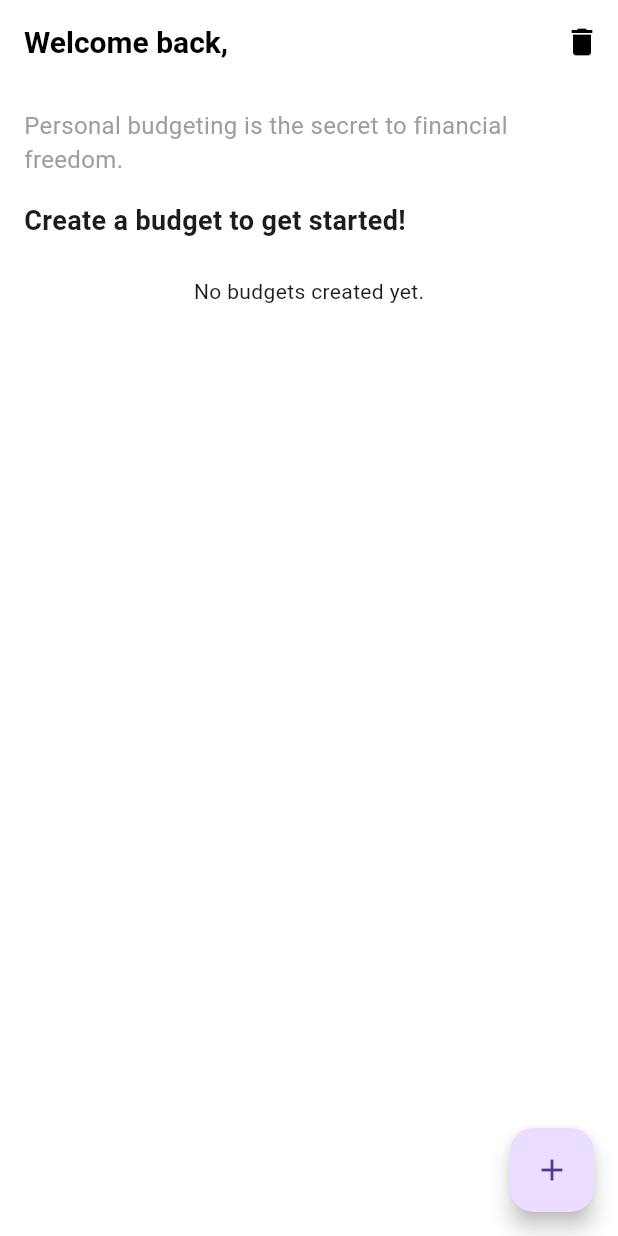
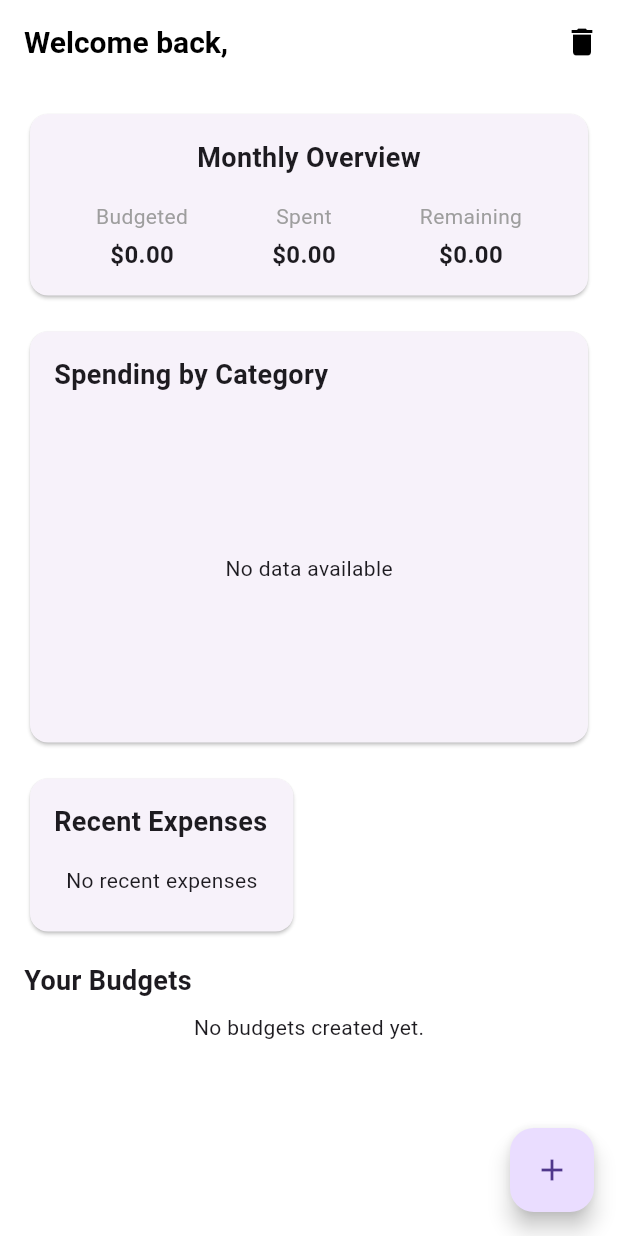
Before and after one commit to ProffMash/Budget-Tracker-App---PLP-Final-Project, a Flutter app: the DashboardPage screen opened directly, on a phone screen of 412 x 824 dp. Run offline on Flutter 3.47's test engine with Material 3 defaults, Android fonts, the phone set to English and light mode, and no system bars; our stand-ins replace fl_chart, fluttertoast, hive, hive_flutter; accounts and stored records are empty.

Commit message:
Refactor budget tracking features: update NDK version, enhance dashboard with spending chart, and add recent expenses display

```diff
--- a/lib/pages/dashboard_page.dart
+++ b/lib/pages/dashboard_page.dart
@@ -3,9 +3,11 @@ import 'package:hive_flutter/hive_flutter.dart';
 import 'package:budget_app/models/budget.dart';
 import 'package:budget_app/models/expense.dart';
 import 'package:budget_app/pages/add_budget_page.dart';
+import 'package:budget_app/pages/add_expense_page.dart';
 import 'package:budget_app/pages/budget_detail_page.dart';
 import 'package:budget_app/services/user_service.dart';
 import 'package:budget_app/widgets/budget_card.dart';
+import 'package:budget_app/widgets/spending_chart.dart';
 import 'package:fluttertoast/fluttertoast.dart';
 import 'package:budget_app/pages/login_page.dart';
 
@@ -18,11 +20,33 @@ class DashboardPage extends StatefulWidget {
 
 class _DashboardPageState extends State<DashboardPage> {
   late Box<Budget> _budgetBox;
+  late Box<Expense> _expenseBox;
 
   @override
   void initState() {
     super.initState();
     _budgetBox = Hive.box<Budget>('budgets');
+    _expenseBox = Hive.box<Expense>('expenses');
+  }
+
+  double get _totalBudgeted {
+    return _budgetBox.values.fold(0, (sum, budget) => sum + budget.amount);
+  }
+
+  double get _totalSpent {
+    return _expenseBox.values.fold(0, (sum, expense) => sum + expense.amount);
+  }
+
+  List<Map<String, dynamic>> get _budgetSpendingData {
+    return _budgetBox.values.map((budget) {
+      final spent = _expenseBox.getTotalSpentForBudget(budget.id);
+      return {
+        'name': budget.name,
+        'budgeted': budget.amount,
+        'spent': spent,
+        'remaining': budget.amount - spent,
+      };
+    }).toList();
   }
 
   @override
@@ -39,59 +63,97 @@ class _DashboardPageState extends State<DashboardPage> {
           ),
         ],
       ),
-      body: Padding(
+      body: SingleChildScrollView(
         padding: const EdgeInsets.all(16.0),
         child: Column(
           crossAxisAlignment: CrossAxisAlignment.start,
           children: [
-            const Text(
-              'Personal budgeting is the secret to financial freedom.',
-              style: TextStyle(
-                fontSize: 16,
-                color: Colors.grey,
+            // Dashboard Summary
+            Card(
+              child: Padding(
+                padding: const EdgeInsets.all(16.0),
+                child: Column(
+                  children: [
+                    const Text(
+                      'Monthly Overview',
+                      style: TextStyle(
+                        fontSize: 18,
+                        fontWeight: FontWeight.bold,
+                      ),
+                    ),
+                    const SizedBox(height: 16),
+                    Row(
+                      mainAxisAlignment: MainAxisAlignment.spaceAround,
+                      children: [
+                        _buildSummaryItem('Budgeted', _totalBudgeted),
+                        _buildSummaryItem('Spent', _totalSpent),
+                        _buildSummaryItem(
+                            'Remaining', _totalBudgeted - _totalSpent),
+                      ],
+                    ),
+                  ],
+                ),
               ),
             ),
             const SizedBox(height: 16),
+
+            // Spending Chart
+            Card(
+              child: Padding(
+                padding: const EdgeInsets.all(16.0),
+                child: Column(
+                  crossAxisAlignment: CrossAxisAlignment.start,
+                  children: [
+                    const Text(
+                      'Spending by Category',
+                      style: TextStyle(
+                        fontSize: 18,
+                        fontWeight: FontWeight.bold,
+                      ),
+                    ),
+                    const SizedBox(height: 16),
+                    SizedBox(
+                      height: 200,
+                      child: SpendingChart(data: _budgetSpendingData),
+                    ),
+                  ],
+                ),
+              ),
+            ),
+            const SizedBox(height: 16),
+
+            // Recent Expenses
+            Card(
+              child: Padding(
+                padding: const EdgeInsets.all(16.0),
+                child: Column(
+                  crossAxisAlignment: CrossAxisAlignment.start,
+                  children: [
+                    const Text(
+                      'Recent Expenses',
+                      style: TextStyle(
+                        fontSize: 18,
+                        fontWeight: FontWeight.bold,
+                      ),
+                    ),
+                    const SizedBox(height: 8),
+                    _buildRecentExpenses(),
+                  ],
+                ),
+              ),
+            ),
+            const SizedBox(height: 16),
+
+            // Budgets List
             const Text(
-              'Create a budget to get started!',
+              'Your Budgets',
               style: TextStyle(
                 fontSize: 18,
                 fontWeight: FontWeight.bold,
               ),
             ),
-            const SizedBox(height: 24),
-            ValueListenableBuilder(
-              valueListenable: _budgetBox.listenable(),
-              builder: (context, Box<Budget> box, _) {
-                final budgets = box.values.toList();
-                if (budgets.isEmpty) {
-                  return const Center(
-                    child: Text('No budgets created yet.'),
-                  );
-                }
-                return Expanded(
-                  child: ListView.builder(
-                    itemCount: budgets.length,
-                    itemBuilder: (context, index) {
-                      final budget = budgets[index];
-                      return BudgetCard(
-                        budget: budget,
-                        onTap: () {
-                          Navigator.push(
-                            context,
-                            MaterialPageRoute(
-                              builder: (context) => BudgetDetailPage(
-                                budgetId: budget.id,
-                              ),
-                            ),
-                          );
-                        },
-                      );
-                    },
-                  ),
-                );
-              },
-            ),
+            const SizedBox(height: 8),
+            _buildBudgetsList(),
           ],
         ),
       ),
@@ -104,6 +166,94 @@ class _DashboardPageState extends State<DashboardPage> {
         },
         child: const Icon(Icons.add),
       ),
+    );
+  }
+
+  Widget _buildSummaryItem(String label, double amount) {
+    return Column(
+      children: [
+        Text(
+          label,
+          style: const TextStyle(
+            fontSize: 14,
+            color: Colors.grey,
+          ),
+        ),
+        const SizedBox(height: 4),
+        Text(
+          '\$${amount.toStringAsFixed(2)}',
+          style: const TextStyle(
+            fontSize: 16,
+            fontWeight: FontWeight.bold,
+          ),
+        ),
+      ],
+    );
+  }
+
+  Widget _buildRecentExpenses() {
+    final expenses = _expenseBox.values.toList()
+      ..sort((a, b) => b.date.compareTo(a.date));
+
+    final recentExpenses = expenses.take(3).toList();
+
+    if (recentExpenses.isEmpty) {
+      return const Padding(
+        padding: EdgeInsets.all(8.0),
+        child: Text('No recent expenses'),
+      );
+    }
+
+    return Column(
+      children: recentExpenses.map((expense) {
+        final budget = _budgetBox.get(expense.budgetId);
+        return ListTile(
+          leading: const Icon(Icons.money_off),
+          title: Text(expense.name),
+          subtitle: Text(budget?.name ?? 'Unknown Budget'),
+          trailing: Text(
+            '\$${expense.amount.toStringAsFixed(2)}',
+            style: const TextStyle(fontWeight: FontWeight.bold),
+          ),
+        );
+      }).toList(),
+    );
+  }
+
+  Widget _buildBudgetsList() {
+    return ValueListenableBuilder(
+      valueListenable: _budgetBox.listenable(),
+      builder: (context, Box<Budget> box, _) {
+        final budgets = box.values.toList();
+        if (budgets.isEmpty) {
+          return const Center(
+            child: Text('No budgets created yet.'),
+          );
+        }
+        return Column(
+          children: budgets.map((budget) {
+            return BudgetCard(
+              budget: budget,
+              onTap: () {
+                Navigator.push(
+                  context,
+                  MaterialPageRoute(
+                    builder: (context) => BudgetDetailPage(budgetId: budget.id),
+                  ),
+                );
+              },
+              onAddExpense: () {
+                Navigator.push(
+                  context,
+                  MaterialPageRoute(
+                    builder: (context) => AddExpensePage(budgetId: budget.id),
+                  ),
+                );
+              },
+            );
+          }).toList(),
+        );
+      },
     );
   }
 
--- /dev/null
+++ b/lib/widgets/spending_chart.dart
@@ -0,0 +1,70 @@
+import 'package:flutter/material.dart';
+import 'package:fl_chart/fl_chart.dart';
+
+class SpendingChart extends StatelessWidget {
+  final List<Map<String, dynamic>> data;
+
+  const SpendingChart({super.key, required this.data});
+
+  @override
+  Widget build(BuildContext context) {
+    if (data.isEmpty) {
+      return const Center(child: Text('No data available'));
+    }
+
+    return BarChart(
+      BarChartData(
+        barTouchData: BarTouchData(
+          enabled: false,
+        ),
+        titlesData: FlTitlesData(
+          show: true,
+          bottomTitles: AxisTitles(
+            sideTitles: SideTitles(
+              showTitles: true,
+              getTitlesWidget: (value, meta) {
+                final index = value.toInt();
+                if (index >= 0 && index < data.length) {
+                  return SideTitleWidget(
+                    axisSide: meta.axisSide,
+                    space: 4,
+                    child: Text(
+                      data[index]['name'],
+                      style: const TextStyle(
+                        fontSize: 10,
+                      ),
+                    ),
+                  );
+                }
+                return const Text('');
+              },
+            ),
+          ),
+          leftTitles: AxisTitles(
+            sideTitles: SideTitles(
+              showTitles: true,
+              reservedSize: 40,
+            ),
+          ),
+        ),
+        borderData: FlBorderData(
+          show: false,
+        ),
+        barGroups: data.asMap().entries.map((entry) {
+          final index = entry.key;
+          final item = entry.value;
+          return BarChartGroupData(
+            x: index,
+            barRods: [
+              BarChartRodData(
+                toY: item['spent'],
+                color: Colors.blue,
+                width: 16,
+              ),
+            ],
+          );
+        }).toList(),
+      ),
+    );
+  }
+}
--- a/pubspec.yaml
+++ b/pubspec.yaml
@@ -13,9 +13,10 @@ dependencies:
   cupertino_icons: ^1.0.2
   hive: ^2.2.3
   hive_flutter: ^1.1.0
-  intl: ^0.18.1
+  intl: ^0.18.1  # Can now use latest version
   fluttertoast: ^8.2.2
-  uuid: ^4.5.1
+  fl_chart: ^0.66.0  # Updated to latest compatible version
+  uuid: ^3.0.7
 
 dev_dependencies:
   flutter_test:
```
Also changed, not shown: lib/pages/budget_detail_page.dart (+4 -3 lines), lib/widgets/budget_card.dart (+52 -13 lines), pubspec.lock, 3 other files.
